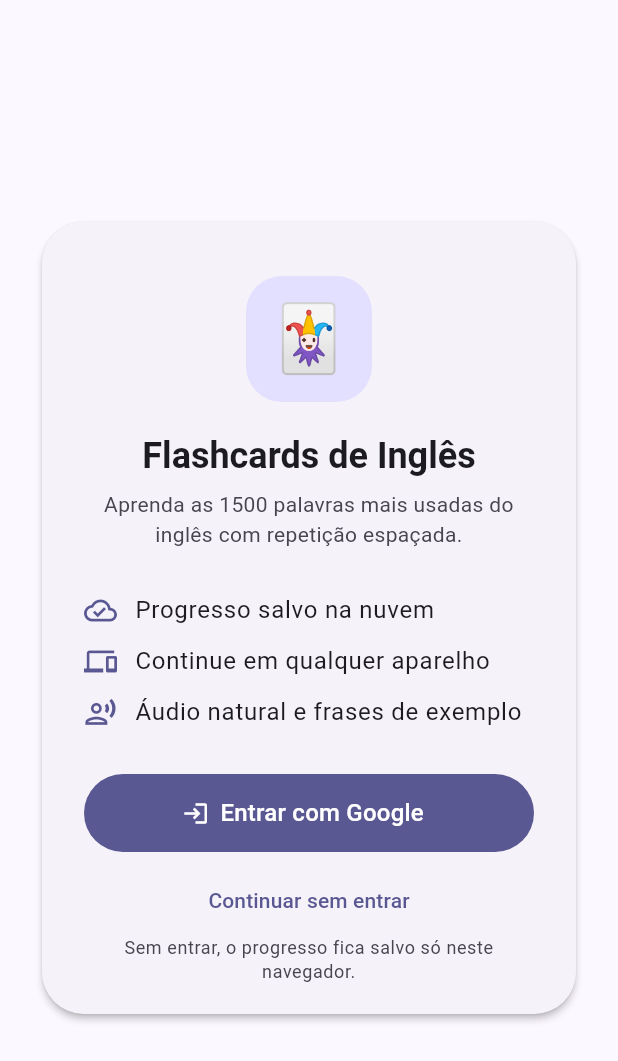
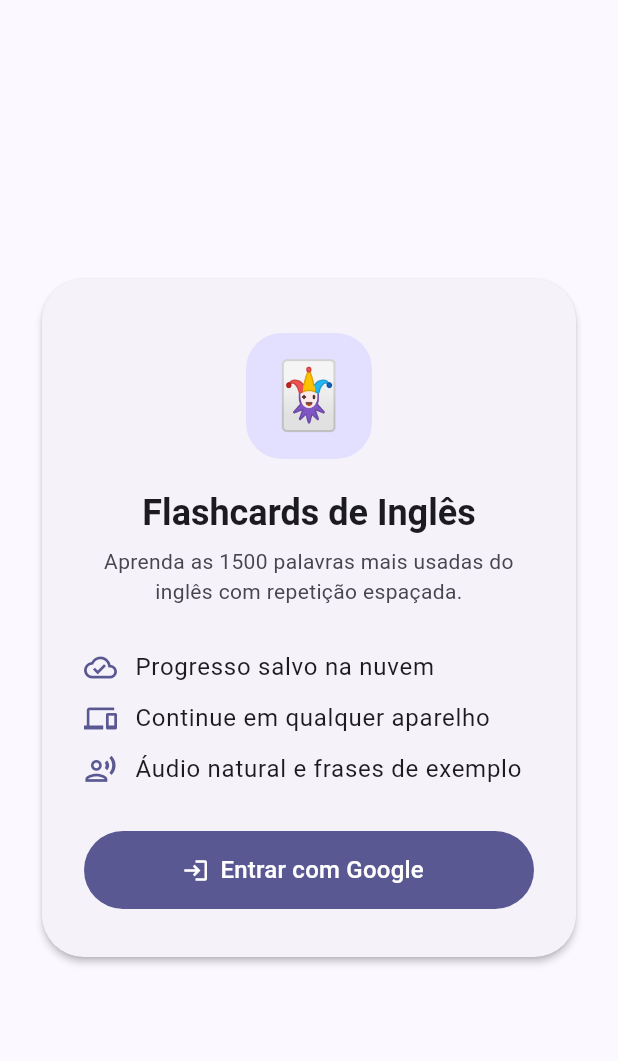
Before and after one commit to renanndejesus-creator/english-flashcards, a Flutter app: the screen it shows after launch, on a phone screen of 412 x 824 dp. Shown: the top 1061 px of the screen. Run offline on Flutter 3.47's test engine with Material 3 defaults, Android fonts, the phone set to English and light mode, and no system bars; our stand-ins replace cloud_firestore, firebase_auth, firebase_core, shared_preferences, web; missing offline and left inert: dart:js_interop; accounts and stored records are empty.

Commit message:
Login com Google obrigatório
- Remove "Continuar sem entrar": sem usuário, só a tela de login aparece
- Se o serviço de login não carregar, mostra aviso e botão "Tentar de novo"
- Remove o aviso de login da tela inicial; AccountCard mostra só a conta
- Textos de Ajustes refletem que o progresso sempre vai para a nuvem

Co-Authored-By: Claude Opus 5.5 <noreply@anthropic.com>

```diff
--- a/lib/main.dart
+++ b/lib/main.dart
@@ -70,25 +70,14 @@ class FlashcardsApp extends StatelessWidget {
   }
 }
 
-/// Mostra a tela de login até o usuário entrar com Google (ou escolher
-/// continuar sem conta). Sem Firebase disponível, abre o app direto.
-class AuthGate extends StatefulWidget {
+/// O login com Google é obrigatório: sem usuário, só a tela de login aparece.
+class AuthGate extends StatelessWidget {
   const AuthGate({super.key});
-
-  @override
-  State<AuthGate> createState() => _AuthGateState();
-}
-
-class _AuthGateState extends State<AuthGate> {
-  bool _guest = false;
 
   @override
   Widget build(BuildContext context) {
     final sync = SyncScope.of(context);
-    if (sync.user != null || _guest || !sync.available) {
-      return const HomeShell();
-    }
-    return LoginScreen(onContinueAsGuest: () => setState(() => _guest = true));
+    return sync.user != null ? const HomeShell() : const LoginScreen();
   }
 }
 
--- a/lib/screens/home_screen.dart
+++ b/lib/screens/home_screen.dart
@@ -3,7 +3,6 @@ import 'package:flutter/material.dart';
 import '../main.dart';
 import '../models/card_state.dart';
 import '../state/app_state.dart';
-import '../widgets/account_card.dart';
 
 class HomeScreen extends StatelessWidget {
   const HomeScreen({super.key, required this.onStudy});
@@ -34,7 +33,6 @@ class HomeScreen extends StatelessWidget {
             color: theme.colorScheme.onSurfaceVariant,
           ),
         ),
-        const AccountCard(compact: true),
         const SizedBox(height: 16),
         LayoutBuilder(
           builder: (context, constraints) {
--- a/lib/screens/login_screen.dart
+++ b/lib/screens/login_screen.dart
@@ -1,13 +1,11 @@
 import 'package:flutter/material.dart';
 
 import '../main.dart';
+import '../services/browser.dart';
 
 /// Tela de entrada: login com Google antes de abrir o app.
 class LoginScreen extends StatelessWidget {
-  const LoginScreen({super.key, required this.onContinueAsGuest});
-
-  /// Abre o app sem conta (progresso só neste navegador).
-  final VoidCallback onContinueAsGuest;
+  const LoginScreen({super.key});
 
   @override
   Widget build(BuildContext context) {
@@ -76,7 +74,9 @@ class LoginScreen extends StatelessWidget {
                         width: double.infinity,
                         height: 52,
                         child: FilledButton.icon(
-                          onPressed: sync.signingIn ? null : sync.signIn,
+                          onPressed: sync.signingIn || !sync.available
+                              ? null
+                              : sync.signIn,
                           icon: sync.signingIn
                               ? const SizedBox.square(
                                   dimension: 20,
@@ -95,6 +95,22 @@ class LoginScreen extends StatelessWidget {
                           ),
                         ),
                       ),
+                      if (!sync.available) ...[
+                        const SizedBox(height: 12),
+                        Text(
+                          'Não foi possível conectar ao serviço de login. '
+                          'Verifique sua internet e tente de novo.',
+                          textAlign: TextAlign.center,
+                          style: theme.textTheme.bodyMedium?.copyWith(
+                            color: scheme.error,
+                          ),
+                        ),
+                        TextButton.icon(
+                          onPressed: Browser.reload,
+                          icon: const Icon(Icons.refresh),
+                          label: const Text('Tentar de novo'),
+                        ),
+                      ],
                       if (sync.error != null) ...[
                         const SizedBox(height: 12),
                         Text(
@@ -105,18 +121,7 @@ class LoginScreen extends StatelessWidget {
                           ),
                         ),
                       ],
-                      const SizedBox(height: 8),
-                      TextButton(
-                        onPressed: onContinueAsGuest,
-                        child: const Text('Continuar sem entrar'),
-                      ),
-                      Text(
-                        'Sem entrar, o progresso fica salvo só neste navegador.',
-                        textAlign: TextAlign.center,
-                        style: theme.textTheme.bodySmall?.copyWith(
-                          color: scheme.onSurfaceVariant,
-                        ),
-                      ),
+                      const SizedBox(height: 12),
                     ],
                   ),
                 ),
--- a/lib/services/browser.dart
+++ b/lib/services/browser.dart
@@ -74,6 +74,8 @@ class Speech {
 
 /// Download e upload de arquivos pelo navegador.
 class Browser {
+  static void reload() => web.window.location.reload();
+
   /// Pede ao navegador para não apagar os dados do site quando faltar espaço.
   static void requestPersistentStorage() {
     try {
```
Also changed, not shown: lib/screens/settings_screen.dart (+4 -4 lines), lib/widgets/account_card.dart (+4 -70 lines).
